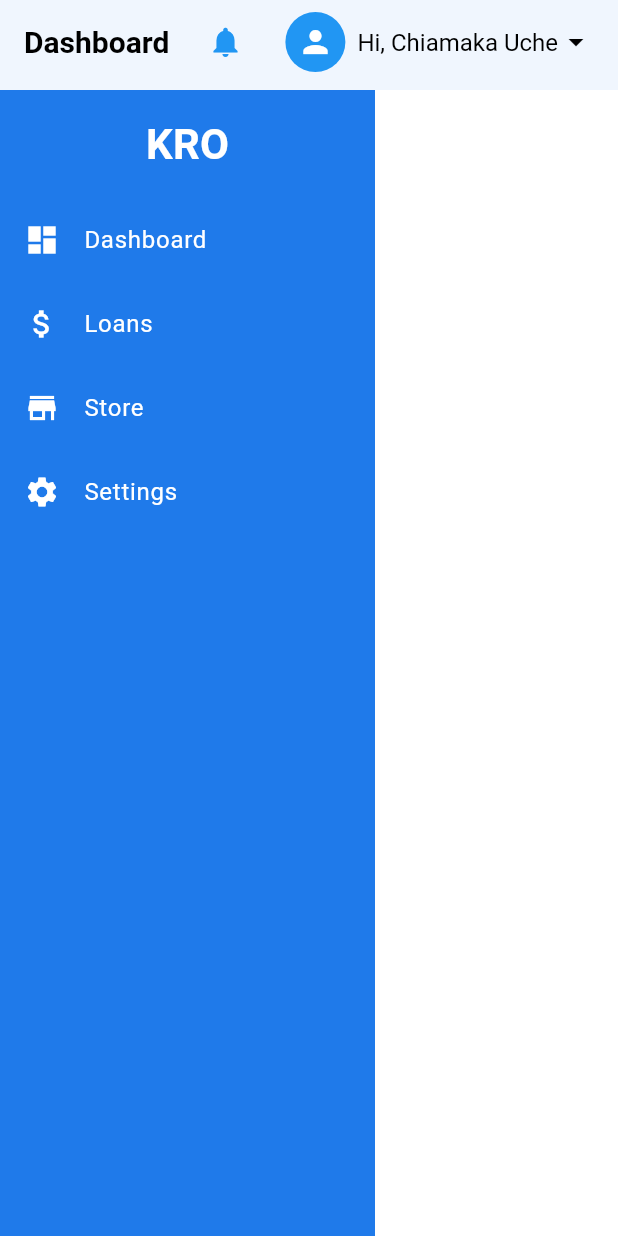
After one commit to daveedson/flutterwebAssessment, a Flutter app: the HomeView screen opened by its route, on a phone screen of 412 x 824 dp. The commit adds this screen. Run offline on Flutter 3.47's test engine with Material 3 defaults, Android fonts, the phone set to English and light mode, and no system bars; our stand-ins replace flutter_animate, flutter_riverpod, go_router, google_fonts, rxdart.

Commit message:
created reuseable componets for home page

```diff
--- a/lib/constants/app_sizes.dart
+++ b/lib/constants/app_sizes.dart
@@ -10,7 +10,7 @@ class Sizes {
   static const p24 = 24.0;
   static const p32 = 32.0;
   static const p48 = 48.0;
-  static const p64 = 64.0;
+  static const p64 = 200.0;
 }
 
 /// Constant gap widths
--- a/lib/features/authentication/presentation/login_view_model.dart
+++ b/lib/features/authentication/presentation/login_view_model.dart
@@ -21,17 +21,14 @@ class LoginViewmodel extends StateNotifier<AsyncValue<void>> {
     state = const AsyncValue.loading();
     final value = await AsyncValue.guard(
         () => authRepository.signInWithEmailAndPassword(email, password));
-    //
     state = value;
-
     return value.hasError == false;
   }
 
   Future<void> navigateToHome(String email, String password) async {
     final success = await loginUser(email, password);
     if (success) {
-      print("success");
-         ref.read(goRouterProvider).pushNamed(AppRoute.home.name);
+         ref.read(goRouterProvider).pushReplacementNamed(AppRoute.home.name);
     }
   }
 }
--- a/lib/features/home/presentation/home_view.dart
+++ b/lib/features/home/presentation/home_view.dart
@@ -1,11 +1,23 @@
 import 'package:flutter/material.dart';
 import 'package:flutter_riverpod/flutter_riverpod.dart';
+import 'package:new_web_assesment/features/home/presentation/widgets/custom_appbar.dart';
+import 'package:new_web_assesment/features/home/presentation/widgets/nav_sidebar.dart';
 
 class HomeView extends ConsumerWidget {
   const HomeView({super.key});
 
   @override
   Widget build(BuildContext context, WidgetRef ref) {
-    return const Scaffold();
+    return  Scaffold(
+       appBar: PreferredSize(
+        preferredSize: Size.fromHeight(60.0),
+        child: CustomAppBar(),
+      ),
+      body: Row(
+        children: [
+          NavigationSidebar()
+        ],
+      ),
+    );
   }
 }
--- /dev/null
+++ b/lib/features/home/presentation/widgets/custom_appbar.dart
@@ -0,0 +1,42 @@
+import 'package:flutter/material.dart';
+
+class CustomAppBar extends StatelessWidget {
+  @override
+  Widget build(BuildContext context) {
+    return AppBar(
+      backgroundColor: Colors.white,
+      elevation: 2,
+      title: Row(
+        children: [
+          const Text(
+            'Dashboard',
+            style: TextStyle(
+              color: Colors.black,
+              fontSize: 20,
+              fontWeight: FontWeight.bold,
+            ),
+          ),
+          const Spacer(),
+          IconButton(
+            icon: const Icon(Icons.notifications, color: Colors.blue),
+            onPressed: () {},
+          ),
+          const SizedBox(width: 16),
+          const CircleAvatar(
+            backgroundColor: Colors.blue,
+            child: Icon(Icons.person, color: Colors.white),
+          ),
+          const SizedBox(width: 8),
+          const Text(
+            'Hi, Chiamaka Uche',
+            style: TextStyle(
+              color: Colors.black,
+              fontSize: 16,
+            ),
+          ),
+          const Icon(Icons.arrow_drop_down, color: Colors.black),
+        ],
+      ),
+    );
+  }
+}
--- /dev/null
+++ b/lib/features/home/presentation/widgets/nav_sidebar.dart
@@ -0,0 +1,51 @@
+// ignore_for_file: use_key_in_widget_constructors
+
+import 'package:flutter/material.dart';
+import 'package:new_web_assesment/app_theme/app_colors.dart';
+
+class NavigationSidebar extends StatelessWidget {
+  @override
+  Widget build(BuildContext context) {
+    return Container(
+      width: 250,
+      color: PrimaryColorsOne.primaryOne600,
+      child: Column(
+        children: [
+          Container(
+            padding: const EdgeInsets.all(16.0),
+            child: const Text(
+              'KRO',
+              style: TextStyle(
+                color: Colors.white,
+                fontSize: 28,
+                fontWeight: FontWeight.bold,
+              ),
+            ),
+          ),
+          ListTile(
+            leading: const Icon(Icons.dashboard, color: Colors.white),
+            title:
+                const Text('Dashboard', style: TextStyle(color: Colors.white)),
+            onTap: () {},
+          ),
+          ListTile(
+            leading: const Icon(Icons.attach_money, color: Colors.white),
+            title: const Text('Loans', style: TextStyle(color: Colors.white)),
+            onTap: () {},
+          ),
+          ListTile(
+            leading: const Icon(Icons.store, color: Colors.white),
+            title: const Text('Store', style: TextStyle(color: Colors.white)),
+            onTap: () {},
+          ),
+          ListTile(
+            leading: const Icon(Icons.settings, color: Colors.white),
+            title:
+                Text('Settings', style: const TextStyle(color: Colors.white)),
+            onTap: () {},
+          ),
+        ],
+      ),
+    );
+  }
+}
--- a/pubspec.yaml
+++ b/pubspec.yaml
@@ -64,8 +64,8 @@ flutter:
   uses-material-design: true
 
   # To add assets to your application, add an assets section, like this:
-  # assets:
-  #   - images/a_dot_burr.jpeg
+  assets:
+    - images/
   #   - images/a_dot_ham.jpeg
 
   # An image asset can refer to one or more resolution-specific "variants", see
```
Also changed, not shown: lib/features/authentication/presentation/login_view.dart (+26 -35 lines), images/kro.png (added).
